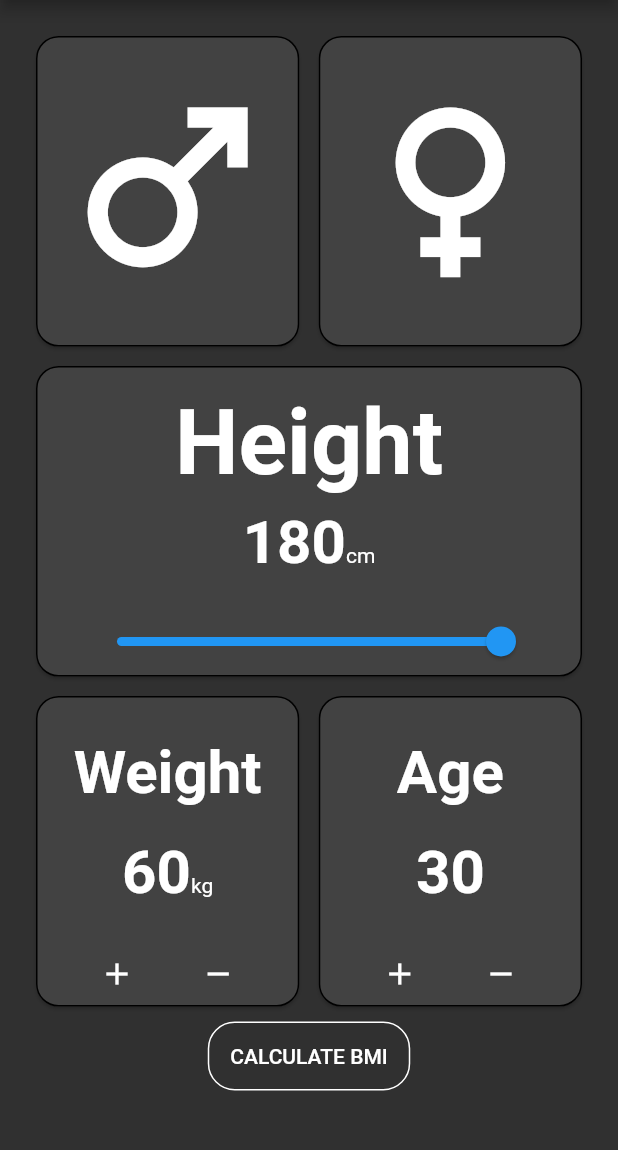
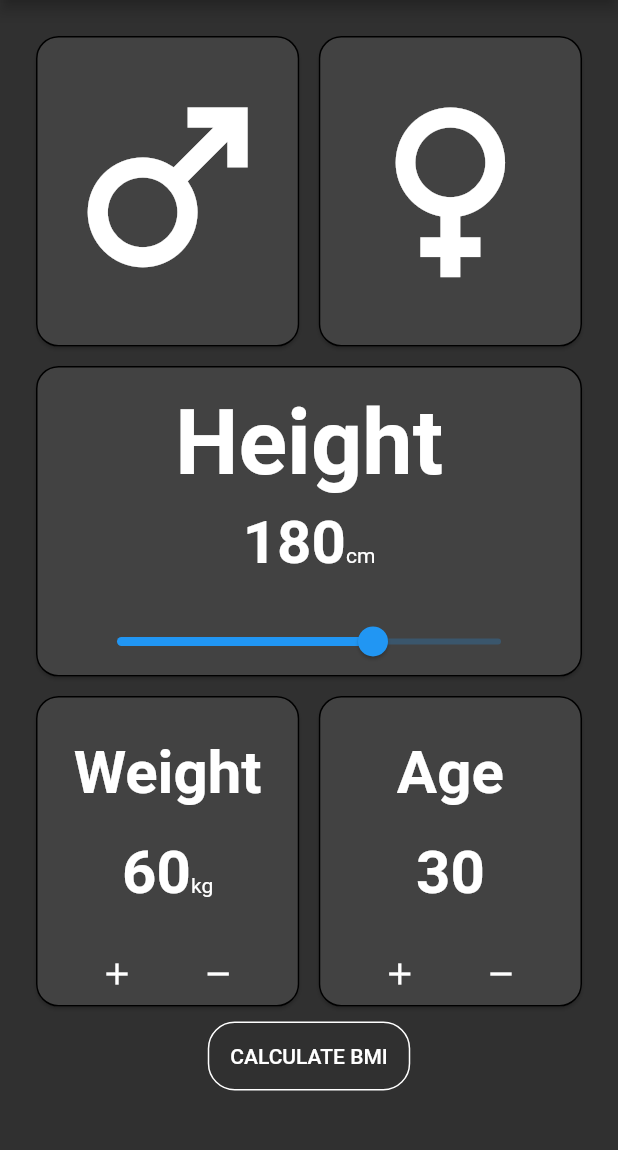
Before and after one commit to rayxhuang/flutter_bmi_calculator, a Flutter app: the screen it shows after launch, on a phone screen of 412 x 824 dp, the part 84-1234 px from its top. Run offline on Flutter 3.47's test engine with Material 2 defaults, Android fonts, the phone set to English and light mode, and no system bars; our stand-ins replace bloc, equatable, flutter_bloc.

Commit message:
[Add] Bloc functions

```diff
--- a/lib/application/bmi_event.dart
+++ b/lib/application/bmi_event.dart
@@ -5,16 +5,28 @@ abstract class BmiEvent extends Equatable {
   List<Object?> get props => [];
 }
 
-class ChooseGenderMaleEvent extends BmiEvent{}
+class ChooseGenderEvent extends BmiEvent{
+  final int gender;
+  ChooseGenderEvent(this.gender);
 
-class ChooseGenderFemaleEvent extends BmiEvent{}
+  @override
+  List<Object?> get props => [gender];
+}
 
-class ChooseHeightIncrementEvent extends BmiEvent{}
+class ChooseHeightEvent extends BmiEvent{
+  final int height;
+  ChooseHeightEvent(this.height);
 
-class ChooseHeightDecrementEvent extends BmiEvent{}
+  @override
+  List<Object?> get props => [height];
+}
 
 class ChooseWeightIncrementEvent extends BmiEvent{}
 
 class ChooseWeightDecrementEvent extends BmiEvent{}
 
+class ChooseAgeIncrementEvent extends BmiEvent{}
+
+class ChooseAgeDecrementEvent extends BmiEvent{}
+
 class CalculateBmiEvent extends BmiEvent{}
--- a/lib/application/bmi_state.dart
+++ b/lib/application/bmi_state.dart
@@ -1,10 +1,43 @@
 part of 'bmi_bloc.dart';
 
-abstract class BmiState extends Equatable {
+@immutable
+class BmiState extends Equatable {
+  final int highlightGender;
+  final int height;
+  final int weight;
+  final int age;
+  final double bmi;
+
+  BmiState({
+    this.highlightGender = 2,
+    this.height = 180,
+    this.weight = 60,
+    this.age = 30,
+    this.bmi = 18.52,
+  });
+
+  BmiState copyWith({
+    highlightGender,
+    height,
+    weight,
+    age,
+    bmi,
+  }) {
+    return BmiState(
+      highlightGender: highlightGender ?? this.highlightGender,
+      height: height ?? this.height,
+      weight: weight ?? this.weight,
+      age: age ?? this.age,
+      bmi: bmi ?? this.bmi,
+    );
+  }
+
   @override
-  List<Object> get props => [];
+  List<Object> get props => [
+    highlightGender,
+    height,
+    weight,
+    age,
+    bmi,
+  ];
 }
-
-class BmiInitial extends BmiState {}
-
-class BmiCalculateState extends BmiState {}
--- a/lib/presentation/components/display_card.dart
+++ b/lib/presentation/components/display_card.dart
@@ -1,14 +1,20 @@
 import 'package:flutter/cupertino.dart';
 import 'package:flutter/material.dart';
+import 'package:flutter_bloc/flutter_bloc.dart';
+import 'package:flutter_bmi_app/application/bmi_bloc.dart';
 import 'package:flutter_bmi_app/presentation/components/constant.dart';
 
 @immutable
 class DisplayCard extends StatelessWidget {
   final Widget displayUnit;
   final Widget displayAction;
+  //final BmiEvent event;
   final int flex;
 
-  DisplayCard(this.displayUnit, this.displayAction, {this.flex = 1});
+  DisplayCard(this.displayUnit,
+      this.displayAction,
+      //this.event,
+      {this.flex = 1});
 
   @override
   Widget build(BuildContext context) {
@@ -55,7 +61,16 @@ class DisplayIcon extends StatelessWidget {
 
   @override
   Widget build(BuildContext context) {
-    return Padding(
+    return BlocBuilder<BmiBloc, BmiState>(
+      builder: (context, state) {
+        final bloc = BlocProvider.of<BmiBloc>(context);
+        return InkWell(
+          onTap: () {
+            icon == Icons.male
+                ? bloc.add(ChooseGenderEvent(1))
+                : bloc.add(ChooseGenderEvent(0));
+          },
+          child: Padding(
             padding: const EdgeInsets.symmetric(
               vertical: 10,
               horizontal: 8,
@@ -63,10 +78,26 @@ class DisplayIcon extends StatelessWidget {
             child: Container(
               child: FittedBox(
                 fit: BoxFit.fitWidth,
-          child: Icon(icon),
+                child: Icon(
+                  icon,
+                  color: getColor(icon, state.highlightGender),
+                ),
+              ),
             ),
           ),
         );
+      },
+    );
+  }
+
+  Color getColor(IconData icon, int gender) {
+    Color color = Colors.white;
+    if (icon == Icons.male) {
+      if (gender == 1) { color = Colors.lightBlueAccent; }
+    } else {
+      if (gender == 0) { color = Colors.lightBlueAccent; }
+    }
+    return color;
   }
 }
 
@@ -84,7 +115,6 @@ class DisplayText extends StatelessWidget {
     return Padding(
       padding: const EdgeInsets.all(8.0),
       child: Container(
-        //decoration: BoxDecoration(border: Border.all(color: Colors.red)),
         child: Column(
           mainAxisAlignment: MainAxisAlignment.center,
           children: [
@@ -106,12 +136,16 @@ class DisplayText extends StatelessWidget {
                 mainAxisAlignment: MainAxisAlignment.center,
                 textBaseline: TextBaseline.alphabetic,
                 children: [
-                  Text(
-                    text,
+                  BlocBuilder<BmiBloc, BmiState>(
+                    builder: (context, state) {
+                      return Text(
+                        getData(label, state),
                         style: TextStyle(
                           fontSize: 40,
                           fontWeight: FontWeight.bold,
                         ),
+                      );
+                    },
                   ),
                   Text(unit),
                 ],
@@ -123,27 +157,52 @@ class DisplayText extends StatelessWidget {
       )
     );
   }
+
+  String getData(String label, BmiState state) {
+    if (label == 'Height') {
+      return state.height.toString();
+    } else if (label == 'Weight') {
+      return state.weight.toString();
+    } else {
+      return state.age.toString();
+    }
+  }
 }
 
 @immutable
 class DisplayActionButtons extends StatelessWidget {
+  final String data;
+
+  DisplayActionButtons(this.data);
+
   @override
   Widget build(BuildContext context) {
+    final bloc = BlocProvider.of<BmiBloc>(context);
+    return BlocBuilder<BmiBloc, BmiState>(
+      builder: (context, state) {
         return Row(
           mainAxisAlignment: MainAxisAlignment.center,
           children: [
             IconButton(
-          onPressed: (){},
-          //hoverColor: Colors.lightBlueAccent,
+              onPressed: () {
+                data == 'Age'
+                    ? bloc.add(ChooseAgeIncrementEvent())
+                    : bloc.add(ChooseWeightIncrementEvent());
+              },
               icon: Icon(Icons.add),
             ),
             Spacer(),
             IconButton(
-          onPressed: (){},
-          //hoverColor: Colors.lightBlueAccent,
+              onPressed: () {
+                data == 'Age'
+                    ? bloc.add(ChooseAgeDecrementEvent())
+                    : bloc.add(ChooseWeightDecrementEvent());
+              },
               icon: Icon(Icons.remove),
             ),
           ],
+        );
+      },
     );
   }
 }
@@ -152,9 +211,14 @@ class DisplayActionButtons extends StatelessWidget {
 class DisplayActionSlider extends StatelessWidget {
   @override
   Widget build(BuildContext context) {
+    final bloc = BlocProvider.of<BmiBloc>(context);
     return Slider(
-      value: 1,
-      onChanged: (value) { print(value); },
+      value: bloc.state.height.toDouble(),
+      min: 60,
+      max: 240,
+      onChanged: (value) {
+        bloc.add(ChooseHeightEvent(value.toInt()));
+      },
     );
   }
 }
--- a/lib/presentation/home_page.dart
+++ b/lib/presentation/home_page.dart
@@ -27,10 +27,7 @@ class MyHomePage extends StatelessWidget {
 
   @override
   Widget build(BuildContext context) {
-    return BlocConsumer<BmiBloc, BmiState>(
-      listener: (context, state) {
-        // TODO: implement listener
-      },
+    return BlocBuilder<BmiBloc, BmiState>(
       builder: (context, state) {
         return Scaffold(
           appBar: AppBar(
@@ -62,12 +59,12 @@ class MyHomePage extends StatelessWidget {
                       children: [
                         DisplayCard(
                           DisplayText('Weight','60', unit: 'kg',),
-                          DisplayActionButtons(),
+                          DisplayActionButtons('Weight'),
                         ),
                         kSizedBoxW5,
                         DisplayCard(
                           DisplayText('Age','30',),
-                          DisplayActionButtons(),
+                          DisplayActionButtons('Age'),
                         ),
                       ],
                     ),
@@ -88,7 +85,9 @@ class MyHomePage extends StatelessWidget {
                         )
                       )
                     ),
-                    onPressed: () => null
+                    onPressed: () {
+                      BlocProvider.of<BmiBloc>(context).add(CalculateBmiEvent());
+                    }
                   ),
                   kSizedBoxH20,
                 ],
```
Also changed, not shown: lib/application/bmi_bloc.dart (+32 -1 lines), 1 other file. Lines whose indentation alone changed are shown as unchanged.
